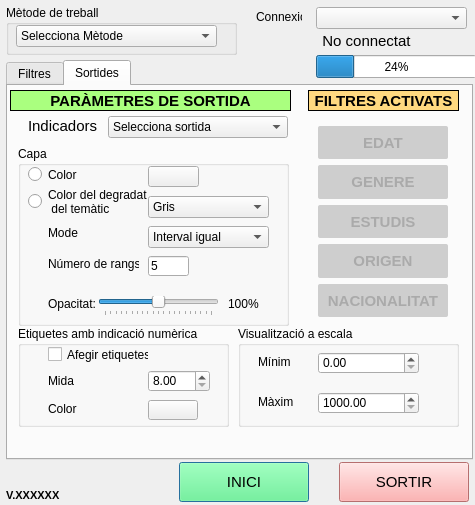
The window that MapesDescriptiusPoblacio_dialog_base.ui (TecnocampusCCU/MapesDescriptiusPoblacio) describes before a commit, drawn with Qt 5.
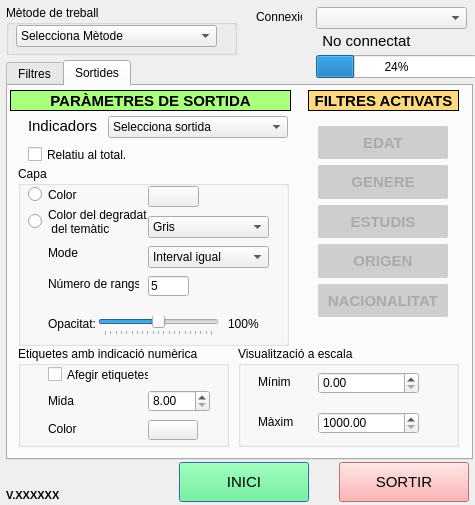
The same window after the commit.

Diff of the .ui file:
```diff
--- a/MapesDescriptiusPoblacio_dialog_base.ui
+++ b/MapesDescriptiusPoblacio_dialog_base.ui
@@ -19,13 +19,13 @@
   <property name="minimumSize">
    <size>
     <width>475</width>
-    <height>450</height>
+    <height>505</height>
    </size>
   </property>
   <property name="maximumSize">
    <size>
     <width>475</width>
-    <height>1000</height>
+    <height>505</height>
    </size>
   </property>
   <property name="windowTitle">
@@ -1480,7 +1480,7 @@
      <property name="geometry">
       <rect>
        <x>10</x>
-       <y>240</y>
+       <y>260</y>
        <width>211</width>
        <height>101</height>
       </rect>
@@ -1655,7 +1655,7 @@
      <property name="geometry">
       <rect>
        <x>10</x>
-       <y>60</y>
+       <y>80</y>
        <width>271</width>
        <height>180</height>
       </rect>
@@ -1892,7 +1892,7 @@
      <property name="geometry">
       <rect>
        <x>230</x>
-       <y>240</y>
+       <y>260</y>
        <width>221</width>
        <height>101</height>
       </rect>
@@ -2038,7 +2038,7 @@
       <set>Qt::AlignCenter</set>
      </property>
     </widget>
-    <widget class="QWidget" name="">
+    <widget class="QWidget" name="layoutWidget">
      <property name="geometry">
       <rect>
        <x>310</x>
@@ -2295,6 +2295,19 @@
       </item>
      </layout>
     </widget>
+    <widget class="QCheckBox" name="CB_Relatiu_total">
+     <property name="geometry">
+      <rect>
+       <x>20</x>
+       <y>60</y>
+       <width>101</width>
+       <height>17</height>
+      </rect>
+     </property>
+     <property name="text">
+      <string>Relatiu al total.</string>
+     </property>
+    </widget>
    </widget>
   </widget>
   <widget class="QProgressBar" name="progressBar">
```
Left out of the diff: 10 changed lines with no effect on the pictures.
